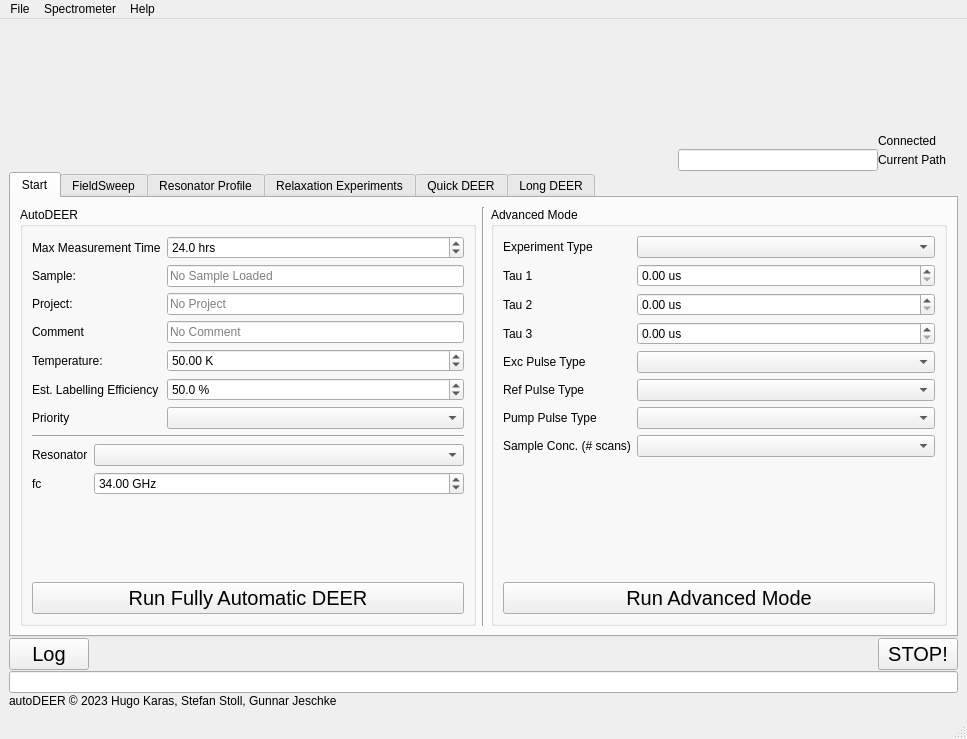
Qt form autodeer/gui/gui2.ui (JeschkeLab/autoDEER) before a commit.
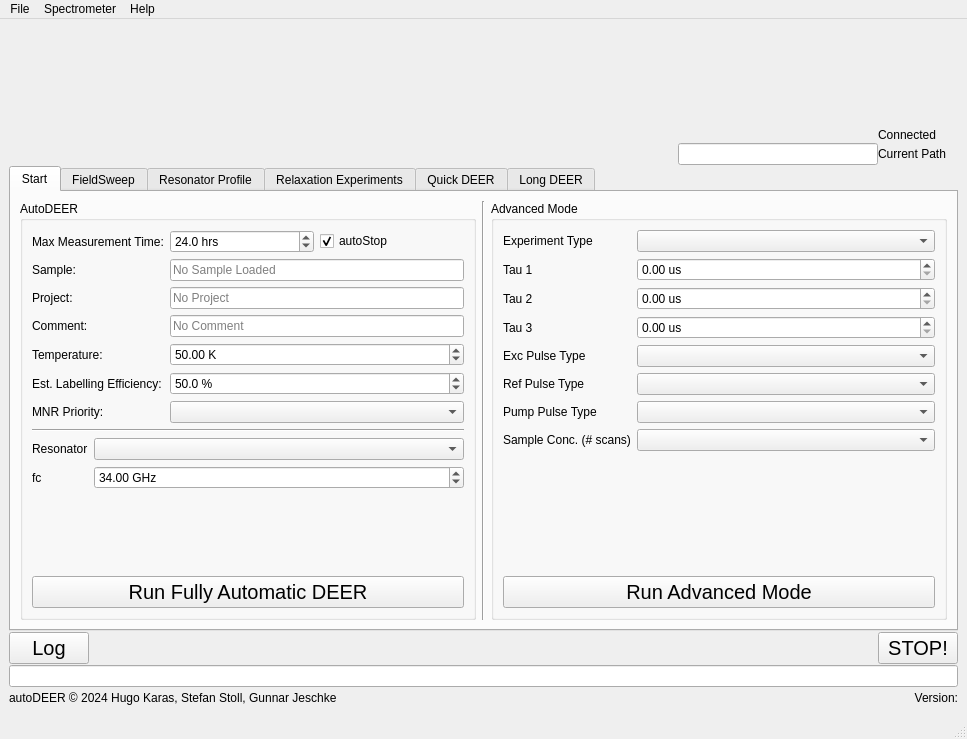
The same form after that commit. The open tabs and pages were chosen to show the change. Icons and pictures are not drawn.

```diff
--- a/autodeer/gui/gui2.ui
+++ b/autodeer/gui/gui2.ui
@@ -200,23 +200,7 @@
                <item row="0" column="0">
                 <widget class="QLabel" name="label_11">
                  <property name="text">
-                  <string>Max Measurement Time</string>
-                 </property>
-                </widget>
-               </item>
-               <item row="0" column="1">
-                <widget class="QDoubleSpinBox" name="MaxTime">
-                 <property name="suffix">
-                  <string> hrs</string>
-                 </property>
-                 <property name="decimals">
-                  <number>1</number>
-                 </property>
-                 <property name="singleStep">
-                  <double>0.500000000000000</double>
-                 </property>
-                 <property name="value">
-                  <double>24.000000000000000</double>
+                  <string>Max Measurement Time:</string>
                  </property>
                 </widget>
                </item>
@@ -257,6 +241,26 @@
                  </property>
                 </widget>
                </item>
+               <item row="3" column="0">
+                <widget class="QLabel" name="commentLabel">
+                 <property name="text">
+                  <string>Comment:</string>
+                 </property>
+                </widget>
+               </item>
+               <item row="3" column="1">
+                <widget class="QLineEdit" name="commentLineEdit">
+                 <property name="toolTip">
+                  <string extracomment="A comment can also be appened to all file names"/>
+                 </property>
+                 <property name="whatsThis">
+                  <string/>
+                 </property>
+                 <property name="placeholderText">
+                  <string>No Comment</string>
+                 </property>
+                </widget>
+               </item>
                <item row="4" column="0">
                 <widget class="QLabel" name="label_12">
                  <property name="text">
@@ -277,7 +281,7 @@
                <item row="5" column="0">
                 <widget class="QLabel" name="estLabellingEfficiencyLabel">
                  <property name="text">
-                  <string>Est. Labelling Efficiency</string>
+                  <string>Est. Labelling Efficiency:</string>
                  </property>
                 </widget>
                </item>
@@ -297,36 +301,49 @@
                  </property>
                 </widget>
                </item>
-               <item row="3" column="0">
-                <widget class="QLabel" name="commentLabel">
-                 <property name="text">
-                  <string>Comment</string>
-                 </property>
-                </widget>
-               </item>
-               <item row="3" column="1">
-                <widget class="QLineEdit" name="commentLineEdit">
-                 <property name="toolTip">
-                  <string extracomment="A comment can also be appened to all file names"/>
-                 </property>
-                 <property name="whatsThis">
-                  <string/>
-                 </property>
-                 <property name="placeholderText">
-                  <string>No Comment</string>
-                 </property>
-                </widget>
-               </item>
                <item row="6" column="0">
                 <widget class="QLabel" name="priotityLabel">
                  <property name="text">
-                  <string>Priority</string>
+                  <string>MNR Priority:</string>
                  </property>
                 </widget>
                </item>
                <item row="6" column="1">
                 <widget class="QComboBox" name="priotityComboBox"/>
                </item>
+               <item row="0" column="1">
+                <layout class="QHBoxLayout" name="horizontalLayout_18">
+                 <item>
+                  <widget class="QDoubleSpinBox" name="MaxTime">
+                   <property name="suffix">
+                    <string> hrs</string>
+                   </property>
+                   <property name="decimals">
+                    <number>1</number>
+                   </property>
+                   <property name="singleStep">
+                    <double>0.500000000000000</double>
+                   </property>
+                   <property name="value">
+                    <double>24.000000000000000</double>
+                   </property>
+                  </widget>
+                 </item>
+                 <item>
+                  <widget class="QCheckBox" name="Time_autoStop_checkbox">
+                   <property name="toolTip">
+                    <string extracomment="If selected the experiment will stop at Max Measurment Time or when MNR achieved. If not selected, then it will continue until you manually stop."/>
+                   </property>
+                   <property name="text">
+                    <string>autoStop</string>
+                   </property>
+                   <property name="checked">
+                    <bool>true</bool>
+                   </property>
+                  </widget>
+                 </item>
+                </layout>
+               </item>
               </layout>
              </item>
              <item>
@@ -1731,11 +1748,38 @@
        </widget>
       </item>
       <item>
-       <widget class="QLabel" name="label">
-        <property name="text">
-         <string>autoDEER © 2023 Hugo Karas, Stefan Stoll, Gunnar Jeschke</string>
-        </property>
-       </widget>
+       <layout class="QHBoxLayout" name="horizontalLayout_16">
+        <item>
+         <widget class="QLabel" name="label">
+          <property name="text">
+           <string>autoDEER © 2024 Hugo Karas, Stefan Stoll, Gunnar Jeschke</string>
+          </property>
+         </widget>
+        </item>
+        <item>
+         <spacer name="horizontalSpacer_12">
+          <property name="orientation">
+           <enum>Qt::Horizontal</enum>
+          </property>
+          <property name="sizeHint" stdset="0">
+           <size>
+            <width>40</width>
+            <height>20</height>
+           </size>
+          </property>
+         </spacer>
+        </item>
+        <item>
+         <widget class="QLabel" name="Version_label">
+          <property name="text">
+           <string>Version:</string>
+          </property>
+          <property name="alignment">
+           <set>Qt::AlignRight|Qt::AlignTrailing|Qt::AlignVCenter</set>
+          </property>
+         </widget>
+        </item>
+       </layout>
       </item>
      </layout>
     </item>
```
Left out of the diff: 5 changed lines with no effect on the pictures.
